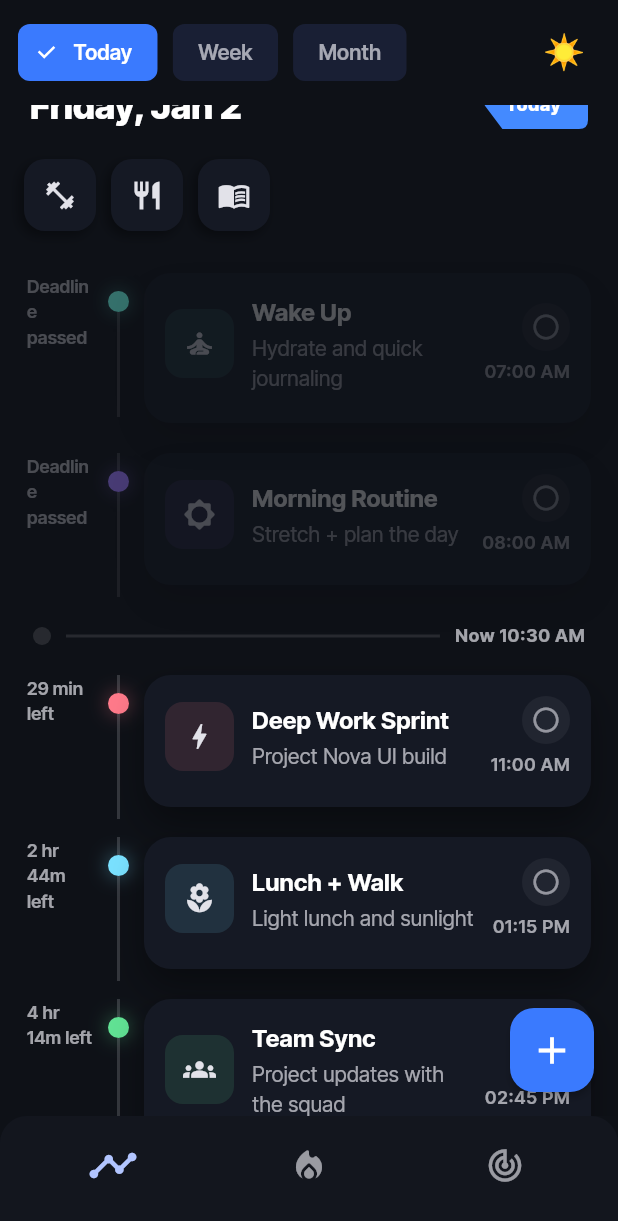
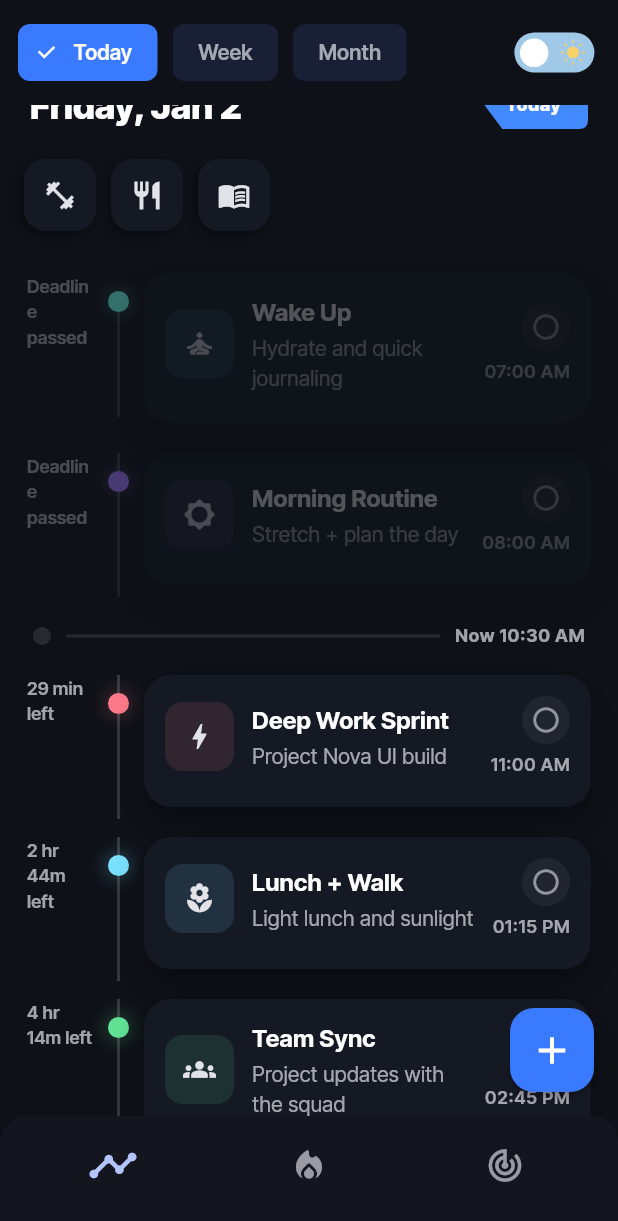
Before and after one commit to Mo7j/My-Tracker-App, a Flutter app: the screen it shows after launch, scrolled down 202 dp, after a tap on "Today", on a phone screen of 412 x 824 dp. Shown: the top 1221 px of the screen. Run offline on Flutter 3.47's test engine with Material 3 defaults, Android fonts, the phone set to English and light mode, and no system bars; our stand-ins replace cloud_firestore, firebase_core, google_fonts, lottie; accounts and stored records are empty.

Commit message:
dark mode button

```diff
--- a/lib/pages/timeline_page.dart
+++ b/lib/pages/timeline_page.dart
@@ -1,6 +1,7 @@
 import 'dart:math' as math;
 import 'package:flutter/material.dart';
 import 'package:intl/intl.dart';
+import 'package:lottie/lottie.dart';
 
 import '../models.dart';
 import '../utils.dart';
@@ -757,7 +758,7 @@ class _HeaderContent extends StatelessWidget {
   }
 }
 
-class _HeaderCompactRow extends StatelessWidget {
+class _HeaderCompactRow extends StatefulWidget {
   const _HeaderCompactRow({
     required this.selectedDate,
     required this.subtitle,
@@ -775,19 +776,117 @@ class _HeaderCompactRow extends StatelessWidget {
   final VoidCallback onToggleTheme;
 
   @override
+  State<_HeaderCompactRow> createState() => _HeaderCompactRowState();
+}
+
+class _HeaderCompactRowState extends State<_HeaderCompactRow> with SingleTickerProviderStateMixin {
+  late final AnimationController _lottieCtrl;
+  Duration _lottieDuration = Duration.zero;
+  bool _toggling = false;
+
+  @override
+  void initState() {
+    super.initState();
+    _lottieCtrl = AnimationController(vsync: this);
+  }
+
+  @override
+  void dispose() {
+    _lottieCtrl.dispose();
+    super.dispose();
+  }
+
+  @override
+  void didUpdateWidget(covariant _HeaderCompactRow oldWidget) {
+    super.didUpdateWidget(oldWidget);
+    if (oldWidget.isDark != widget.isDark) {
+      _snapToTheme();
+    }
+  }
+
+  void _snapToTheme() {
+    return;
+  }
+
+  Future<void> _handleThemeTap() async {
+    if (_toggling) return;
+    if (_lottieDuration == Duration.zero) {
+      widget.onToggleTheme();
+      return;
+    }
+
+    setState(() => _toggling = true);
+
+    final isCurrentlyLight = _lottieCtrl.value < 0.25;
+    final target = isCurrentlyLight ? 0.5 : 1.0;
+
+    try {
+      await _lottieCtrl.animateTo(
+        target,
+        duration: const Duration(milliseconds: 450),
+        curve: Curves.easeOutCubic,
+      );
+      _lottieCtrl.stop();
+
+      // Now flip the actual app theme AFTER the animation
+      widget.onToggleTheme();
+
+      // Optional: after toggling theme, reset to the "start pose" of that state
+      // so the next tap plays the other half consistently:
+      _lottieCtrl.value = isCurrentlyLight ? 0.5 : 0.0;
+    } finally {
+      if (mounted) setState(() => _toggling = false);
+    }
+  }
+
+  @override
   Widget build(BuildContext context) {
+    final toggleHeight = 40.0; // same visual height as ChoiceChip
+    final toggleWidth = 60.0; // same visual height as ChoiceChip
+
     return Row(
       children: [
         _ViewToggle(
           options: const ['Today', 'Week', 'Month'],
-          value: view,
-          onChanged: onViewChanged,
+          value: widget.view,
+          onChanged: widget.onViewChanged,
         ),
         const Spacer(),
-        IconButton(
-          onPressed: onToggleTheme,
-          tooltip: 'Toggle theme',
-          icon: Text(isDark ? '☀️' : '🌙', style: const TextStyle(fontSize: 23)),
+
+        SizedBox(
+          height: toggleHeight,
+          width: toggleWidth,
+          child: DecoratedBox(
+            decoration: BoxDecoration(
+              color: const Color(0xFF3A7AFE).withOpacity(0.0),
+              borderRadius: BorderRadius.circular(999),
+            ),
+            child: IconButton(
+              onPressed: _toggling ? null : _handleThemeTap,
+              padding: EdgeInsets.zero,
+              constraints: BoxConstraints.tightFor(
+                height: toggleHeight,
+                width: toggleHeight, // change to 48 if you want it wider
+              ),
+              tooltip: 'Toggle theme',
+              icon: SizedBox(
+                width: toggleHeight + 55,
+                height: toggleHeight + 10,
+                child: Lottie.asset(
+                  'assets/lottie/Toggle-dark-mode.json',
+                  controller: _lottieCtrl,
+                  onLoaded: (composition) {
+                    _lottieDuration = composition.duration;
+                    _lottieCtrl.duration = composition.duration;
+                    _lottieCtrl.value = 0.0;
+                  },
+                  repeat: false,
+                  animate: false,
+                  fit: BoxFit.contain,
+                ),
+              ),
+            ),
+          ),
         ),
       ],
     );
```
Also changed, not shown: assets/lottie/Toggle-dark-mode.json (renamed from .github/workflows/Toggle-dark-mode.json).
